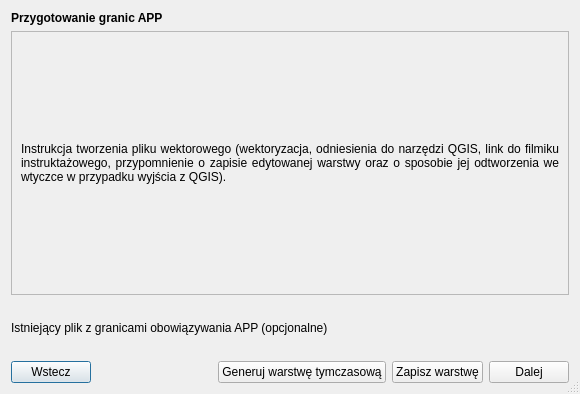
First picture: the form in modules/app/views/ui/wektor_instrukcja_dialog_base.ui, repository envirosolutionspl/wtyczka_qgis_app, before the edit.
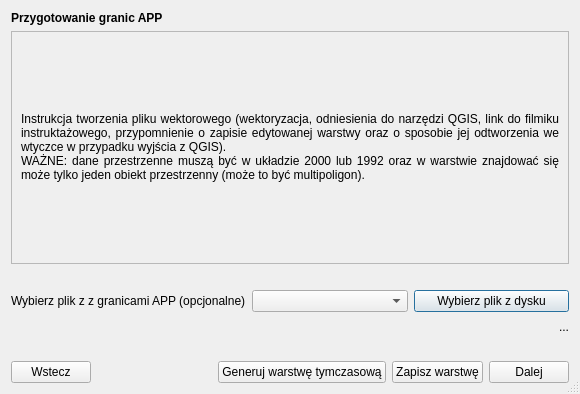
Second picture: the form after the edit. Custom widgets are drawn as their Qt base class.

Diff of the .ui file:
```diff
--- a/modules/app/views/ui/wektor_instrukcja_dialog_base.ui
+++ b/modules/app/views/ui/wektor_instrukcja_dialog_base.ui
@@ -48,8 +48,8 @@
          <rect>
           <x>0</x>
           <y>0</y>
-          <width>558</width>
-          <height>215</height>
+          <width>564</width>
+          <height>248</height>
          </rect>
         </property>
         <layout class="QGridLayout" name="gridLayout">
@@ -61,7 +61,7 @@
             </font>
            </property>
            <property name="text">
-            <string>Instrukcja tworzenia pliku wektorowego (wektoryzacja, odniesienia do narzędzi QGIS, link do filmiku instruktażowego, przypomnienie o zapisie edytowanej warstwy oraz o sposobie jej odtworzenia we wtyczce w przypadku wyjścia z QGIS).</string>
+            <string>Instrukcja tworzenia pliku wektorowego (wektoryzacja, odniesienia do narzędzi QGIS, link do filmiku instruktażowego, przypomnienie o zapisie edytowanej warstwy oraz o sposobie jej odtworzenia we wtyczce w przypadku wyjścia z QGIS). &lt;br&gt; WAŻNE: dane przestrzenne muszą być w układzie 2000 lub 1992 oraz w warstwie znajdować się może tylko jeden obiekt przestrzenny (może to być multipoligon).</string>
            </property>
            <property name="alignment">
             <set>Qt::AlignJustify|Qt::AlignVCenter</set>
@@ -87,7 +87,7 @@
        <item>
         <widget class="QLabel" name="addAppShp_lbl">
          <property name="text">
-          <string>Istniejący plik z granicami obowiązywania APP (opcjonalne)</string>
+          <string>Wybierz plik z z granicami APP (opcjonalne)</string>
          </property>
          <property name="margin">
           <number>0</number>
@@ -95,7 +95,38 @@
         </widget>
        </item>
        <item>
-        <widget class="QgsFileWidget" name="addFile_widget"/>
+        <widget class="QgsMapLayerComboBox" name="mMapLayerComboBox"/>
+       </item>
+       <item>
+        <widget class="QPushButton" name="pushButton">
+         <property name="text">
+          <string>Wybierz plik z dysku</string>
+         </property>
+        </widget>
+       </item>
+      </layout>
+     </item>
+     <item>
+      <layout class="QHBoxLayout" name="horizontalLayout_3">
+       <item>
+        <spacer name="horizontalSpacer_3">
+         <property name="orientation">
+          <enum>Qt::Horizontal</enum>
+         </property>
+         <property name="sizeHint" stdset="0">
+          <size>
+           <width>563</width>
+           <height>17</height>
+          </size>
+         </property>
+        </spacer>
+       </item>
+       <item>
+        <widget class="QLabel" name="label">
+         <property name="text">
+          <string>...</string>
+         </property>
+        </widget>
        </item>
       </layout>
      </item>
@@ -160,9 +191,9 @@
  </widget>
  <customwidgets>
   <customwidget>
-   <class>QgsFileWidget</class>
-   <extends>QWidget</extends>
-   <header>qgsfilewidget.h</header>
+   <class>QgsMapLayerComboBox</class>
+   <extends>QComboBox</extends>
+   <header>qgsmaplayercombobox.h</header>
   </customwidget>
  </customwidgets>
  <resources/>
```
